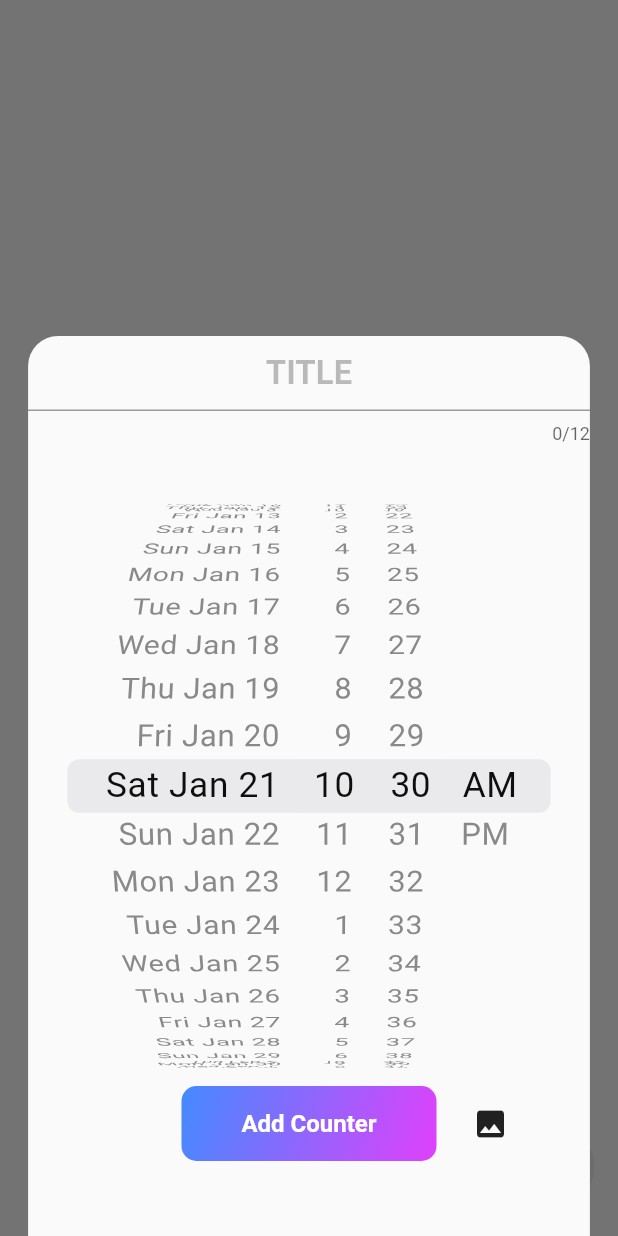
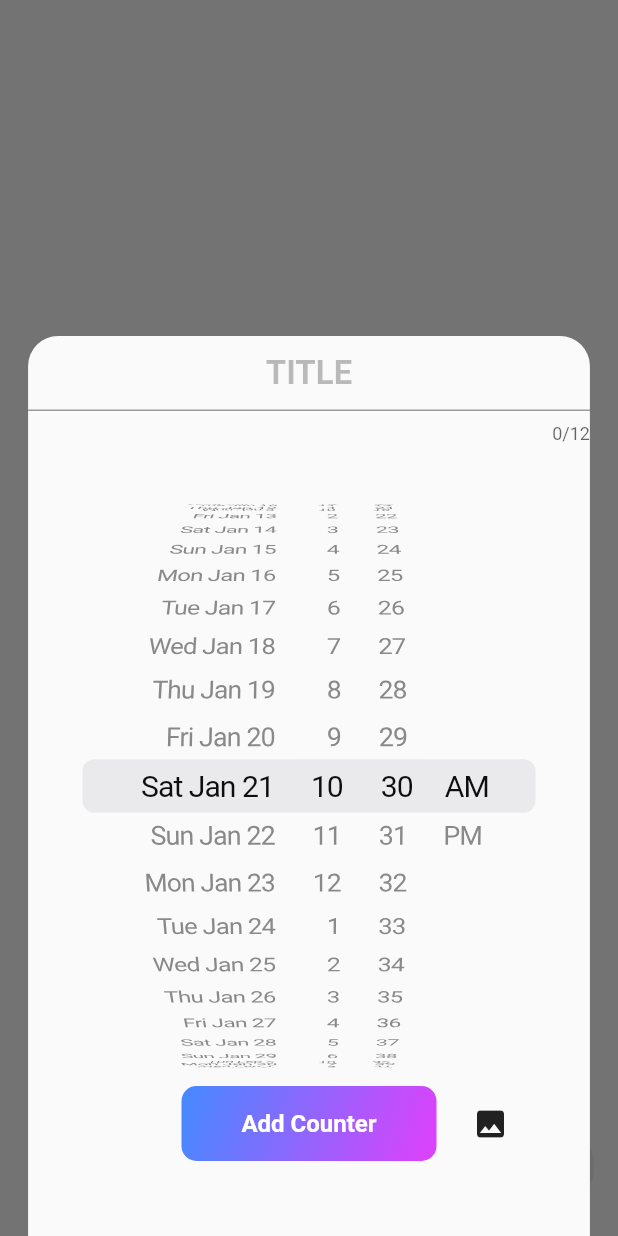
Before and after one commit to kutay-dev/till, a Flutter app: the screen it shows after launch, after a tap on the "add" icon, on a phone screen of 412 x 824 dp. Run offline on Flutter 3.47's test engine with Material 2 defaults, Android fonts, the phone set to English and light mode, and no system bars; our stand-ins replace get_storage, image_picker, percent_indicator.

Commit message:
decrease CupertinoDatePicker font size

```diff
--- a/lib/main.dart
+++ b/lib/main.dart
@@ -193,11 +193,20 @@ class _MainState extends State<Main> {
                       height: 600,
                       child: Stack(
                         children: [
-                          CupertinoDatePicker(
-                            initialDateTime: DateTime.now(),
-                            onDateTimeChanged: (value) {
-                              date = value;
-                            },
+                          CupertinoTheme(
+                            data: const CupertinoThemeData(
+                              textTheme: CupertinoTextThemeData(
+                                dateTimePickerTextStyle: TextStyle(
+                                  fontSize: 18,
+                                ),
+                              ),
+                            ),
+                            child: CupertinoDatePicker(
+                              initialDateTime: DateTime.now(),
+                              onDateTimeChanged: (value) {
+                                date = value;
+                              },
+                            ),
                           ),
                           Container(
                             padding: const EdgeInsets.only(bottom: 50),
```
